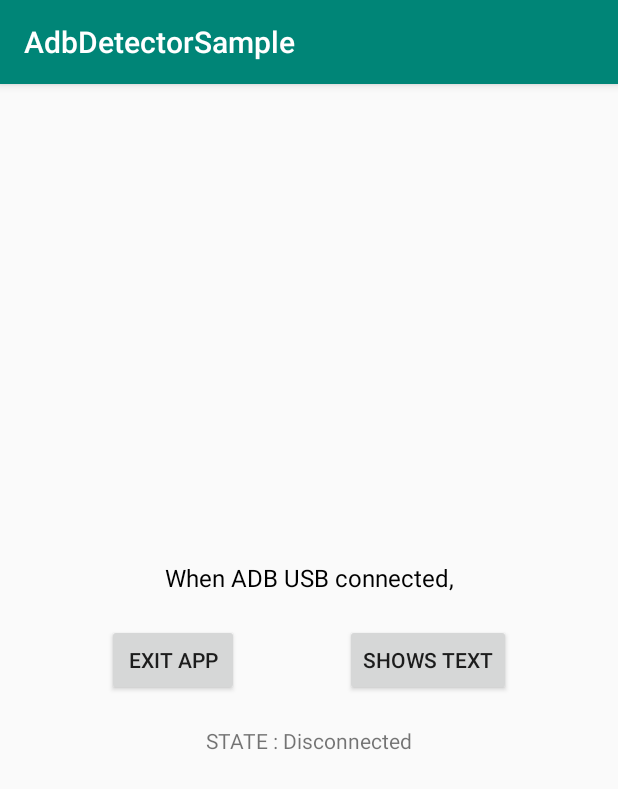
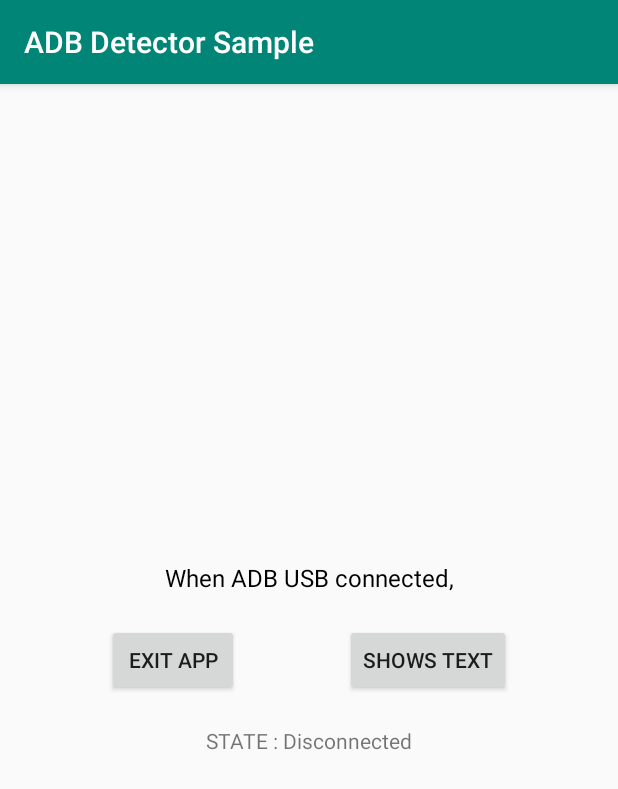
Before and after one commit to HaenaraShin/AdbDetector, an Android app: the screen it shows after launch (MainActivity), on a phone screen of 412 x 824 dp. Shown: the top 789 px of the screen. Run offline under Robolectric (Android 15) with nearby library versions, the phone set to English and light mode, and no system bars.

Commit message:
Change sample app name and alert dialog theme.

```diff
--- a/adbdetector/src/main/res/values/styles.xml
+++ b/adbdetector/src/main/res/values/styles.xml
@@ -1,5 +1,5 @@
 <resources>
-    <style name="ErrorTransParentTheme" parent="Theme.AppCompat.NoActionBar">
+    <style name="ErrorTransParentTheme" parent="Theme.AppCompat.Light.NoActionBar">
         <item name="android:windowBackground">@android:color/transparent</item>
         <item name="android:colorBackgroundCacheHint">@null</item>
         <item name="android:windowIsTranslucent">true</item>
--- a/app/src/main/res/values/strings.xml
+++ b/app/src/main/res/values/strings.xml
@@ -1,3 +1,3 @@
 <resources>
-    <string name="app_name">AdbDetectorSample</string>
+    <string name="app_name">ADB Detector Sample</string>
 </resources>
```
